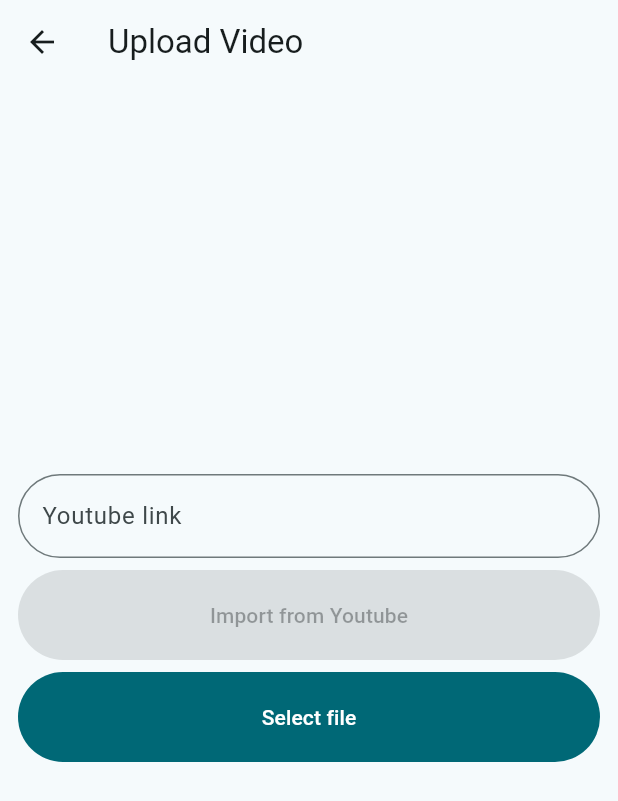
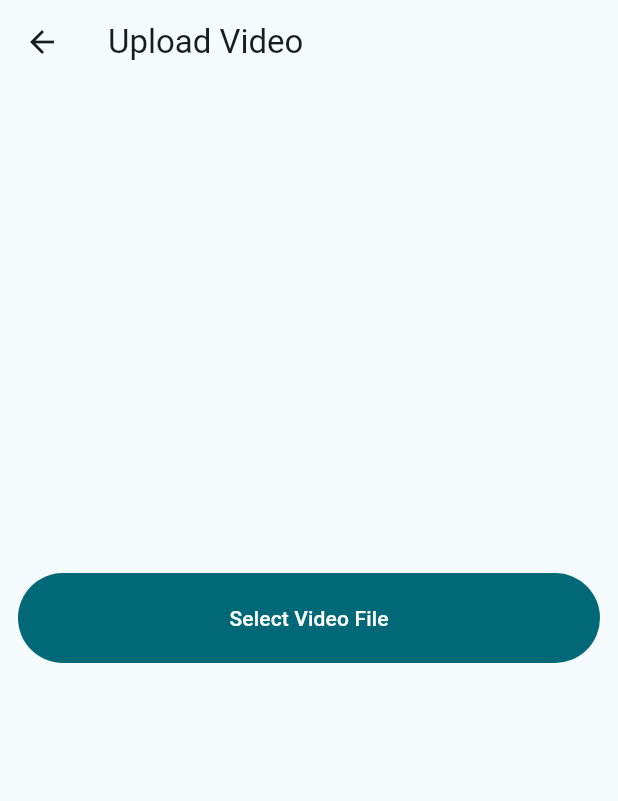
Before and after one commit to nogringo/brass, a Flutter app: the screen it shows after launch, after a tap on "Upload", on a phone screen of 412 x 824 dp. Shown: the top 801 px of the screen. Run offline on Flutter 3.47's test engine with Material 3 defaults, Android fonts, the light colour scheme and no system bars; drawn by our look-alikes of toastification; our stand-ins replace audio_service, file_picker, get; missing offline and left inert: media_kit, media_kit_video, ndk, ndk_rust_verifier, nostr_widgets.

Commit message:
remove youtube related code

```diff
--- a/lib/screens/upload_video/views/import_video_view.dart
+++ b/lib/screens/upload_video/views/import_video_view.dart
@@ -12,41 +12,6 @@ class ImportVideoView extends StatelessWidget {
     return Column(
       crossAxisAlignment: CrossAxisAlignment.stretch,
       children: [
-        TextField(
-          controller: controller.videoUrlController,
-          decoration: InputDecoration(
-            labelText: "Youtube link",
-            hintText: "https://youtube.com/watch?v=...",
-            border: OutlineInputBorder(
-              borderRadius: BorderRadius.circular(100),
-            ),
-          ),
-        ),
-        const SizedBox(height: 8),
-        Obx(
-          () => FilledButton(
-            onPressed:
-                controller.isYouTubeUrl.value &&
-                    !controller.isUploading.value &&
-                    !controller.isLoadingMetadata.value
-                ? controller.importFromYouTube
-                : null,
-            style: FilledButton.styleFrom(
-              padding: const EdgeInsets.symmetric(vertical: 20),
-            ),
-            child: controller.isLoadingMetadata.value
-                ? const SizedBox(
-                    height: 20,
-                    width: 20,
-                    child: CircularProgressIndicator(
-                      strokeWidth: 2,
-                      color: Colors.white,
-                    ),
-                  )
-                : const Text("Import from Youtube"),
-          ),
-        ),
-        const SizedBox(height: 8),
         Obx(
           () => FilledButton(
             onPressed: !controller.isUploading.value
@@ -61,7 +26,7 @@ class ImportVideoView extends StatelessWidget {
             style: FilledButton.styleFrom(
               padding: const EdgeInsets.symmetric(vertical: 20),
             ),
-            child: const Text("Select file"),
+            child: const Text("Select Video File"),
           ),
         ),
       ],
--- a/pubspec.yaml
+++ b/pubspec.yaml
@@ -13,16 +13,13 @@ dependencies:
   flutter:
     sdk: flutter
   get: ^4.7.2
-  http: ^1.5.0
   media_kit: ^1.2.1
   media_kit_libs_video: ^1.0.7
   media_kit_video: ^1.3.1
   ndk: ^0.5.1
   ndk_rust_verifier: ^0.4.1
   nostr_widgets: ^1.1.0
-  path_provider: ^2.1.5
   toastification: ^3.0.3
-  youtube_explode_dart: ^2.5.2
 
 dev_dependencies:
   flutter_test:
```
Also changed, not shown: lib/screens/upload_video/upload_video_controller.dart (+33 -139 lines), lib/screens/upload_video/upload_video_screen.dart (+3 -27 lines), lib/screens/upload_video/views/video_details_form_view.dart (+5 -18 lines), pubspec.lock.
